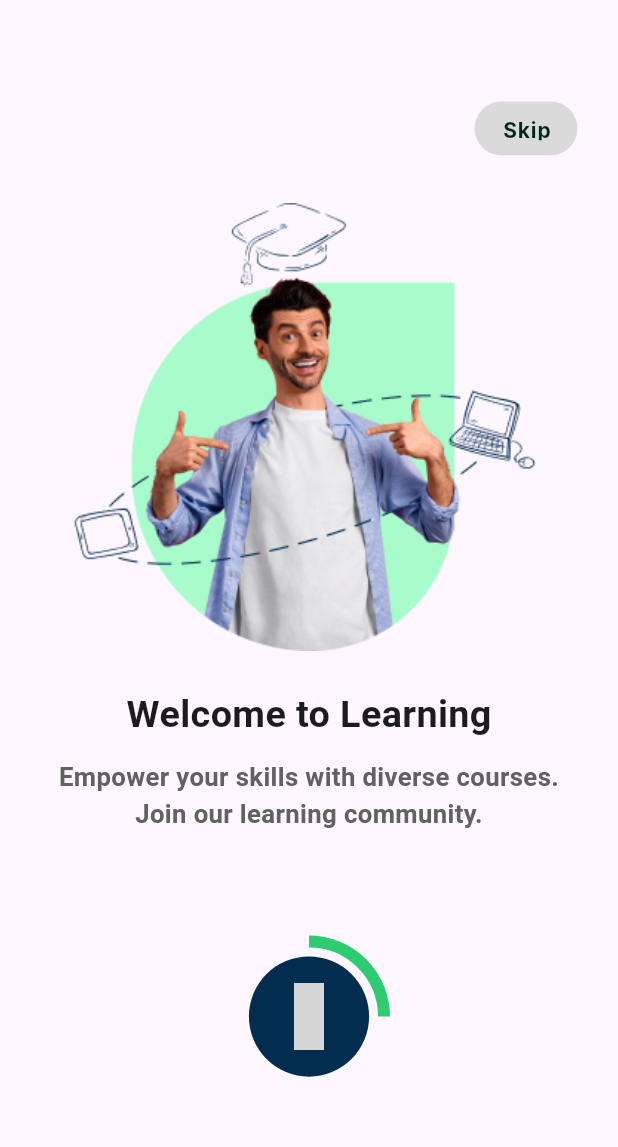
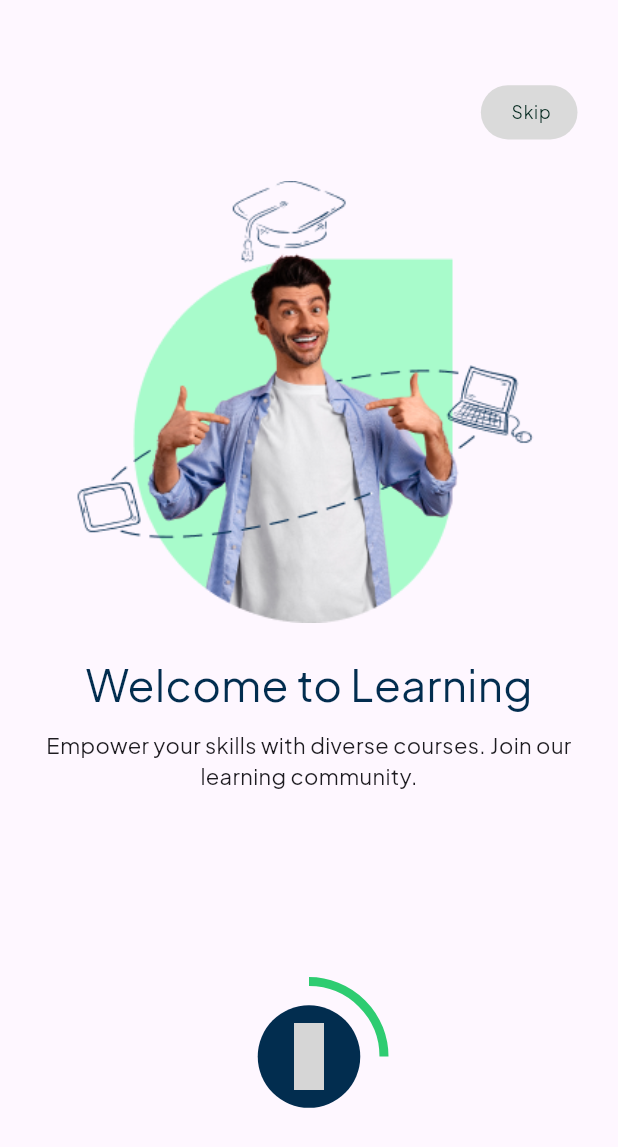
Before and after one commit to codebyhussein/HY-online-Courses, a Flutter app: the OnboardingScreen screen opened directly, on a phone screen of 412 x 824 dp. Shown: the top 1147 px of the screen. Run offline on Flutter 3.47's test engine with Material 3 defaults, Android fonts, the phone set to English and light mode, and no system bars; our stand-ins replace bloc, equatable, firebase_core, flutter_bloc, flutter_screenutil, iconly and 2 more; missing offline and left inert: dart:ffi; accounts and stored records are empty; Roboto replaces fonts that are missing (Inter); grey boxes are pictures that could not be loaded.

Commit message:
Updated app styles, colors, and fonts; refactored onboarding and splash screens; and modified main.dart and pubspec.yaml files.

```diff
--- a/lib/core/app_style.dart
+++ b/lib/core/app_style.dart
@@ -1,25 +1,32 @@
 import 'package:flutter/material.dart';
 import 'package:flutter_screenutil/flutter_screenutil.dart';
+import 'package:rokna/core/colors.dart';
 
 class AppStyle {
   static TextStyle stlyle18Bold = TextStyle(
     fontSize: 18.sp, // Adjust size based on your design
     fontWeight: FontWeight.bold,
-    color: Colors.black, // Change color as needed
+    color: AppColors.mainTextColor,
   );
 
   static TextStyle style15Semibold = TextStyle(
     fontSize: 15.sp, // Adjust size based on your design
-    fontWeight: FontWeight.w600,
-    color: Colors.grey[700], // Change color as needed
+
+    fontFamily: 'PlusJakartaSans',
   );
 
-  static TextStyle style14Semibold = const TextStyle(
-    color: Color(0xFF01261C),
-    fontSize: 14,
-    fontFamily: 'Inter',
-    fontWeight: FontWeight.bold,
+  static TextStyle style14Semibold = TextStyle(
+    color: const Color(0xff01261C),
+    fontSize: 12.sp,
     height: 0,
+    fontFamily: "PlusJakartaSans",
+    fontWeight: FontWeight.normal,
     letterSpacing: 0.56,
   );
+
+  static TextStyle style30Semibold = TextStyle(
+    fontSize: 30.sp,
+    fontFamily: "PlusJakartaSans",
+    color: AppColors.mainTextColor,
+  );
 }
--- a/lib/core/colors.dart
+++ b/lib/core/colors.dart
@@ -3,4 +3,5 @@ import 'package:flutter/material.dart';
 class AppColors {
   static Color kmainColor = const Color(0x00dbddde);
   static Color secondaryColor = const Color(0xFFDADADA);
+  static Color mainTextColor = const Color(0xff022D4F);
 }
--- a/lib/features/onborading/presentation/screens/onboarding_content.dart
+++ b/lib/features/onborading/presentation/screens/onboarding_content.dart
@@ -14,21 +14,16 @@ class OnboardingContent extends StatelessWidget {
       children: [
         Image.asset(
           page.image,
-          height: 250.h, // Adjust the height as needed
+          height: 302.h,
+          width: 322.w, // Adjust the height as needed
         ),
         SizedBox(height: 20.h),
-        Text(
-          page.title,
-          style: TextStyle(fontSize: 22.sp, fontWeight: FontWeight.bold),
-        ),
+        Text(page.title, style: AppStyle.style30Semibold),
         SizedBox(height: 10.h),
         Padding(
           padding: const EdgeInsets.symmetric(horizontal: 20),
-          child: Text(
-            page.description,
-            textAlign: TextAlign.center,
-            style: AppStyle.style15Semibold,
-          ),
+          child: Text(page.description,
+              textAlign: TextAlign.center, style: AppStyle.style15Semibold),
         ),
       ],
     );
--- a/lib/features/onborading/presentation/screens/onborading_screen.dart
+++ b/lib/features/onborading/presentation/screens/onborading_screen.dart
@@ -82,7 +82,6 @@ class _OnboardingScreenState extends State<OnboardingScreen> {
                     cubit.goToNextPage(
                       controller: _controller,
                     );
-                    print("currentPage : " '$currentPage');
                   },
                 ),
               ),
--- a/lib/features/onborading/presentation/widgets/custom_paint.dart
+++ b/lib/features/onborading/presentation/widgets/custom_paint.dart
@@ -15,7 +15,7 @@ class ArcPainter extends CustomPainter {
     final arcPaint = Paint()
       ..color = const Color(0xff2ECC71) // Green color
       ..style = PaintingStyle.stroke // Stroke for the arc
-      ..strokeWidth = 8.0; // Increased thickness for a larger arc appearance
+      ..strokeWidth = 6.0; // Increased thickness for a larger arc appearance
 
     // Define the bounding box for the arcs
     final rect = Rect.fromCircle(center: center, radius: radius);
--- a/lib/features/onborading/presentation/widgets/custom_progress_button.dart
+++ b/lib/features/onborading/presentation/widgets/custom_progress_button.dart
@@ -30,10 +30,12 @@ class AnimatedCircleAvatar extends StatelessWidget {
           CircleAvatar(
             radius: 35.r,
             backgroundColor: const Color(0xff022D4F),
-            child: const Icon(
-              IconlyLight.arrow_right_2,
-              color: Colors.white,
-              size: 45,
+            child: const Center(
+              child: Icon(
+                IconlyLight.arrow_right_2,
+                color: Colors.white,
+                size: 45,
+              ),
             ),
           ),
         ]),
--- a/lib/features/onborading/presentation/widgets/skip_button.dart
+++ b/lib/features/onborading/presentation/widgets/skip_button.dart
@@ -16,8 +16,8 @@ class SkipButton extends StatelessWidget {
           TextButton(
             onPressed: onPressed,
             child: Container(
-              width: 60.w,
-              height: 30.h,
+              width: 61.w,
+              height: 37.h,
               padding: const EdgeInsets.symmetric(horizontal: 15, vertical: 10),
               decoration: ShapeDecoration(
                 color: AppColors.secondaryColor,
@@ -25,7 +25,8 @@ class SkipButton extends StatelessWidget {
                   borderRadius: BorderRadius.circular(20.r),
                 ),
               ),
-              child: Text(' Skip', style: AppStyle.style14Semibold),
+              child:
+                  Center(child: Text(' Skip', style: AppStyle.style14Semibold)),
             ),
           ),
         ],
--- a/lib/features/splash/splashScreen.dart
+++ b/lib/features/splash/splashScreen.dart
@@ -34,7 +34,7 @@ class SplashScreen extends StatelessWidget {
             ),
             Text('Start Your Online Course Journey Today!',
                 style: AppStyle.style15Semibold),
-            SizedBox(height: 90.h),
+            SizedBox(height: 150.h),
 
             Center(
               child: Image.asset(
@@ -48,7 +48,7 @@ class SplashScreen extends StatelessWidget {
               crossAxisAlignment: CrossAxisAlignment.end,
               children: [
                 CircleAvatar(
-                    radius: 30,
+                    radius: 30.r,
                     backgroundColor: AppColors.kmainColor,
                     child: IconButton(
                         onPressed: () {
@@ -57,7 +57,7 @@ class SplashScreen extends StatelessWidget {
                               MaterialPageRoute(
                                 builder: (context) => BlocProvider(
                                   create: (context) => OnboadingCubit(),
-                                  child: OnboardingScreen(),
+                                  child: const OnboardingScreen(),
                                 ),
                               ));
                         },
@@ -67,8 +67,8 @@ class SplashScreen extends StatelessWidget {
                           //     const Color.fromARGB(255, 209, 209, 209),
                           backgroundColor: const Color(0xff92E3A9),
                           child: const Icon(
-                            IconlyBold.arrow_right_3,
-                            color: Colors.black,
+                            IconlyLight.arrow_right_2,
+                            color: Colors.white,
                             size: 30,
                           ),
                         ))),
--- a/lib/main.dart
+++ b/lib/main.dart
@@ -19,8 +19,8 @@ class MyApp extends StatelessWidget {
   @override
   Widget build(BuildContext context) {
     return ScreenUtilInit(
-    // to make this application responsive
-      designSize: const Size(360, 690),
+      // to make this application responsive
+      designSize: const Size(390, 844),
       minTextAdapt: true,
       splitScreenMode: true,
       builder: (context, child) {
```
Also changed, not shown: pubspec.yaml (+5 -5 lines), assets/fonts/PlusJakartaSans-Regular.ttf (added), assets/fonts/PlusJakartaSans-SemiBold.ttf (added).
